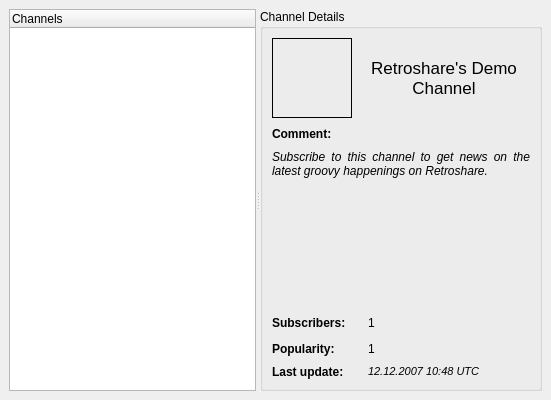
Qt form retroshare-gui/src/gui/channels/ChannelBrowserDialog.ui (RetroShare/RetroShare) before a commit.
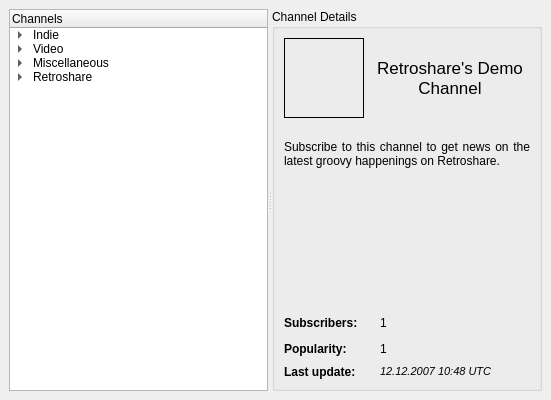
The same form after that commit. Icons and pictures are not drawn.

Commit message: Channels: Activation of a simple prototype for the new Channels module. This is non-functional but gives an idea of some of the  features we want to incorporate. It has been activated primarily as an aid to the Channels Team. Feedback and suggestions welcome.

The edit to the form file:
```diff
--- a/retroshare-gui/src/gui/channels/ChannelBrowserDialog.ui
+++ b/retroshare-gui/src/gui/channels/ChannelBrowserDialog.ui
@@ -39,6 +39,86 @@
         <string>Channels</string>
        </property>
       </column>
+      <item>
+       <property name="text" >
+        <string>Indie</string>
+       </property>
+       <property name="icon" >
+        <iconset resource="../images.qrc" >:/images/FileTypeAudio.png</iconset>
+       </property>
+       <item>
+        <property name="text" >
+         <string>Zoogie on Drums</string>
+        </property>
+        <property name="icon" >
+         <iconset resource="../images.qrc" >:/images/graph-line.png</iconset>
+        </property>
+       </item>
+       <item>
+        <property name="text" >
+         <string>Darkman Records</string>
+        </property>
+        <property name="icon" >
+         <iconset resource="../images.qrc" >:/images/amsn.png</iconset>
+        </property>
+       </item>
+      </item>
+      <item>
+       <property name="text" >
+        <string>Video</string>
+       </property>
+       <property name="icon" >
+        <iconset resource="../images.qrc" >:/images/FileTypeVideo.png</iconset>
+       </property>
+       <item>
+        <property name="text" >
+         <string>Interviews with a Coder</string>
+        </property>
+        <property name="icon" >
+         <iconset resource="../images.qrc" >:/images/dbrb.png</iconset>
+        </property>
+       </item>
+      </item>
+      <item>
+       <property name="text" >
+        <string>Miscellaneous</string>
+       </property>
+       <property name="icon" >
+        <iconset resource="../images.qrc" >:/images/informations_24x24.png</iconset>
+       </property>
+       <item>
+        <property name="text" >
+         <string>Test Channel 1</string>
+        </property>
+        <property name="icon" >
+         <iconset resource="../images.qrc" >:/images/FileTypeAudio.png</iconset>
+        </property>
+       </item>
+       <item>
+        <property name="text" >
+         <string>The Open Source Channel</string>
+        </property>
+        <property name="icon" >
+         <iconset resource="../images.qrc" >:/images/FileTypeArchive.png</iconset>
+        </property>
+       </item>
+      </item>
+      <item>
+       <property name="text" >
+        <string>Retroshare</string>
+       </property>
+       <property name="icon" >
+        <iconset resource="../images.qrc" >:/images/RetroShare16.png</iconset>
+       </property>
+       <item>
+        <property name="text" >
+         <string>Retroshare's Demo Channel</string>
+        </property>
+        <property name="icon" >
+         <iconset resource="../images.qrc" >:/images/rstray3.png</iconset>
+        </property>
+       </item>
+      </item>
      </widget>
      <widget class="QGroupBox" name="channelDetailsGroupBox" >
       <property name="sizePolicy" >
@@ -65,6 +145,87 @@
        <property name="spacing" >
         <number>6</number>
        </property>
+       <item row="5" column="0" >
+        <layout class="QHBoxLayout" >
+         <property name="margin" >
+          <number>0</number>
+         </property>
+         <property name="spacing" >
+          <number>6</number>
+         </property>
+         <item>
+          <widget class="QLabel" name="label_4" >
+           <property name="sizePolicy" >
+            <sizepolicy>
+             <hsizetype>5</hsizetype>
+             <vsizetype>0</vsizetype>
+             <horstretch>0</horstretch>
+             <verstretch>0</verstretch>
+            </sizepolicy>
+           </property>
+           <property name="minimumSize" >
+            <size>
+             <width>90</width>
+             <height>20</height>
+            </size>
+           </property>
+           <property name="font" >
+            <font>
+             <weight>75</weight>
+             <bold>true</bold>
+            </font>
+           </property>
+           <property name="text" >
+            <string>Popularity:</string>
+           </property>
+          </widget>
+         </item>
+         <item>
+          <widget class="QLabel" name="popularityValue" >
+           <property name="sizePolicy" >
+            <sizepolicy>
+             <hsizetype>5</hsizetype>
+             <vsizetype>0</vsizetype>
+             <horstretch>0</horstretch>
+             <verstretch>0</verstretch>
+            </sizepolicy>
+           </property>
+           <property name="text" >
+            <string>1</string>
+           </property>
+          </widget>
+         </item>
+         <item>
+          <spacer>
+           <property name="orientation" >
+            <enum>Qt::Horizontal</enum>
+           </property>
+           <property name="sizeHint" >
+            <size>
+             <width>40</width>
+             <height>20</height>
+            </size>
+           </property>
+          </spacer>
+         </item>
+        </layout>
+       </item>
+       <item row="1" column="0" >
+        <spacer>
+         <property name="orientation" >
+          <enum>Qt::Vertical</enum>
+         </property>
+         <property name="sizeType" >
+          <enum>QSizePolicy::Fixed</enum>
+         </property>
+         <property name="sizeHint" >
+          <size>
+           <width>242</width>
+           <height>16</height>
+          </size>
+         </property>
+        </spacer>
+       </item>
        <item row="0" column="0" >
         <layout class="QGridLayout" >
          <property name="margin" >
@@ -143,7 +304,7 @@
          </item>
         </layout>
        </item>
-       <item row="4" column="0" >
+       <item row="6" column="0" >
         <layout class="QGridLayout" >
          <property name="margin" >
           <number>0</number>
@@ -198,7 +359,72 @@
          </item>
         </layout>
        </item>
-       <item row="1" column="0" >
+       <item row="4" column="0" >
+        <layout class="QHBoxLayout" >
+         <property name="margin" >
+          <number>0</number>
+         </property>
+         <property name="spacing" >
+          <number>6</number>
+         </property>
+         <item>
+          <widget class="QLabel" name="label_2" >
+           <property name="sizePolicy" >
+            <sizepolicy>
+             <hsizetype>5</hsizetype>
+             <vsizetype>0</vsizetype>
+             <horstretch>0</horstretch>
+             <verstretch>0</verstretch>
+            </sizepolicy>
+           </property>
+           <property name="minimumSize" >
+            <size>
+             <width>90</width>
+             <height>0</height>
+            </size>
+           </property>
+           <property name="font" >
+            <font>
+             <weight>75</weight>
+             <bold>true</bold>
+            </font>
+           </property>
+           <property name="text" >
+            <string>Subscribers:</string>
+           </property>
+          </widget>
+         </item>
+         <item>
+          <widget class="QLabel" name="subscribersValue" >
+           <property name="sizePolicy" >
+            <sizepolicy>
+             <hsizetype>5</hsizetype>
+             <vsizetype>0</vsizetype>
+             <horstretch>0</horstretch>
+             <verstretch>0</verstretch>
+            </sizepolicy>
+           </property>
+           <property name="text" >
+            <string>1</string>
+           </property>
+          </widget>
+         </item>
+         <item>
+          <spacer>
+           <property name="orientation" >
+            <enum>Qt::Horizontal</enum>
+           </property>
+           <property name="sizeHint" >
+            <size>
+             <width>40</width>
+             <height>20</height>
+            </size>
+           </property>
+          </spacer>
+         </item>
+        </layout>
+       </item>
+       <item row="2" column="0" >
         <layout class="QVBoxLayout" >
          <property name="margin" >
           <number>0</number>
@@ -206,56 +432,6 @@
          <property name="spacing" >
           <number>6</number>
          </property>
-         <item>
-          <layout class="QHBoxLayout" >
-           <property name="margin" >
-            <number>0</number>
-           </property>
-           <property name="spacing" >
-            <number>6</number>
-           </property>
-           <item>
-            <widget class="QLabel" name="label_3" >
-             <property name="sizePolicy" >
-              <sizepolicy>
-               <hsizetype>5</hsizetype>
-               <vsizetype>0</vsizetype>
-               <horstretch>0</horstretch>
-               <verstretch>0</verstretch>
-              </sizepolicy>
-             </property>
-             <property name="minimumSize" >
-              <size>
-               <width>85</width>
-               <height>20</height>
-              </size>
-             </property>
-             <property name="font" >
-              <font>
-               <weight>75</weight>
-               <bold>true</bold>
-              </font>
-             </property>
-             <property name="text" >
-              <string>Comment:</string>
-             </property>
-            </widget>
-           </item>
-           <item>
-            <spacer>
-             <property name="orientation" >
-              <enum>Qt::Horizontal</enum>
-             </property>
-             <property name="sizeHint" >
-              <size>
-               <width>121</width>
-               <height>20</height>
-              </size>
-             </property>
-            </spacer>
-           </item>
-          </layout>
-         </item>
          <item>
           <widget class="QLabel" name="commentLabel" >
            <property name="font" >
@@ -264,7 +440,10 @@
             </font>
            </property>
            <property name="text" >
-            <string>Subscribe to this channel to get news on the latest groovy happenings on Retroshare.  </string>
+            <string>&lt;html>&lt;head>&lt;meta name="qrichtext" content="1" />&lt;style type="text/css">
+p, li { white-space: pre-wrap; }
+&lt;/style>&lt;/head>&lt;body style=" font-family:'Sans Serif'; font-size:9pt; font-weight:400; font-style:italic; text-decoration:none;">
+&lt;p style=" margin-top:0px; margin-bottom:0px; margin-left:0px; margin-right:0px; -qt-block-indent:0; text-indent:0px;">&lt;span style=" font-style:normal;">Subscribe to this channel to get news on the latest groovy happenings on Retroshare.  &lt;/span>&lt;/p>&lt;/body>&lt;/html></string>
            </property>
            <property name="alignment" >
             <set>Qt::AlignJustify|Qt::AlignTop</set>
@@ -279,135 +458,18 @@
          </item>
         </layout>
        </item>
-       <item row="2" column="0" >
-        <layout class="QHBoxLayout" >
-         <property name="margin" >
-          <number>0</number>
-         </property>
-         <property name="spacing" >
-          <number>6</number>
-         </property>
-         <item>
-          <widget class="QLabel" name="label_2" >
-           <property name="sizePolicy" >
-            <sizepolicy>
-             <hsizetype>5</hsizetype>
-             <vsizetype>0</vsizetype>
-             <horstretch>0</horstretch>
-             <verstretch>0</verstretch>
-            </sizepolicy>
-           </property>
-           <property name="minimumSize" >
-            <size>
-             <width>90</width>
-             <height>0</height>
-            </size>
-           </property>
-           <property name="font" >
-            <font>
-             <weight>75</weight>
-             <bold>true</bold>
-            </font>
-           </property>
-           <property name="text" >
-            <string>Subscribers:</string>
-           </property>
-          </widget>
-         </item>
-         <item>
-          <widget class="QLabel" name="subscribersValue" >
-           <property name="sizePolicy" >
-            <sizepolicy>
-             <hsizetype>5</hsizetype>
-             <vsizetype>0</vsizetype>
-             <horstretch>0</horstretch>
-             <verstretch>0</verstretch>
-            </sizepolicy>
-           </property>
-           <property name="text" >
-            <string>1</string>
-           </property>
-          </widget>
-         </item>
-         <item>
-          <spacer>
-           <property name="orientation" >
-            <enum>Qt::Horizontal</enum>
-           </property>
-           <property name="sizeHint" >
-            <size>
-             <width>40</width>
-             <height>20</height>
-            </size>
-           </property>
-          </spacer>
-         </item>
-        </layout>
-       </item>
        <item row="3" column="0" >
-        <layout class="QHBoxLayout" >
-         <property name="margin" >
-          <number>0</number>
+        <spacer>
+         <property name="orientation" >
+          <enum>Qt::Vertical</enum>
          </property>
-         <property name="spacing" >
-          <number>6</number>
+         <property name="sizeHint" >
+          <size>
+           <width>20</width>
+           <height>10</height>
+          </size>
          </property>
-         <item>
-          <widget class="QLabel" name="label_4" >
-           <property name="sizePolicy" >
-            <sizepolicy>
-             <hsizetype>5</hsizetype>
-             <vsizetype>0</vsizetype>
-             <horstretch>0</horstretch>
-             <verstretch>0</verstretch>
-            </sizepolicy>
-           </property>
-           <property name="minimumSize" >
-            <size>
-             <width>90</width>
-             <height>20</height>
-            </size>
-           </property>
-           <property name="font" >
-            <font>
-             <weight>75</weight>
-             <bold>true</bold>
-            </font>
-           </property>
-           <property name="text" >
-            <string>Popularity:</string>
-           </property>
-          </widget>
-         </item>
-         <item>
-          <widget class="QLabel" name="popularityValue" >
-           <property name="sizePolicy" >
-            <sizepolicy>
-             <hsizetype>5</hsizetype>
-             <vsizetype>0</vsizetype>
-             <horstretch>0</horstretch>
-             <verstretch>0</verstretch>
-            </sizepolicy>
-           </property>
-           <property name="text" >
-            <string>1</string>
-           </property>
-          </widget>
-         </item>
-         <item>
-          <spacer>
-           <property name="orientation" >
-            <enum>Qt::Horizontal</enum>
-           </property>
-           <property name="sizeHint" >
-            <size>
-             <width>40</width>
-             <height>20</height>
-            </size>
-           </property>
-          </spacer>
-         </item>
-        </layout>
+        </spacer>
        </item>
       </layout>
      </widget>
```
The commit also changes 12 other files.
